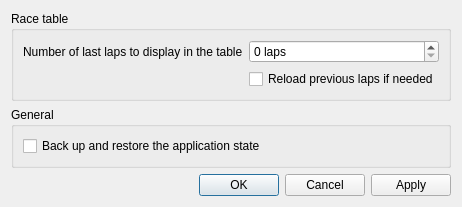
Qt form Dialogs/DialogSettings.ui (xaviermawet/MagneeCuistax2014) before a commit.
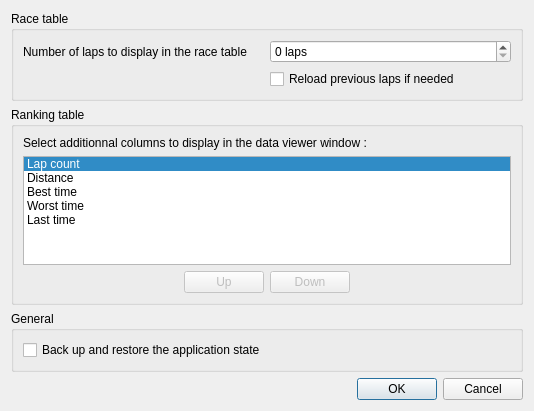
The same form after that commit.

Commit message: Added Ranking options in settings dialog

What changed in the file:
```diff
--- a/Dialogs/DialogSettings.ui
+++ b/Dialogs/DialogSettings.ui
@@ -2,6 +2,14 @@
 <ui version="4.0">
  <class>DialogSettings</class>
  <widget class="QDialog" name="DialogSettings">
+  <property name="geometry">
+   <rect>
+    <x>0</x>
+    <y>0</y>
+    <width>534</width>
+    <height>411</height>
+   </rect>
+  </property>
   <property name="windowTitle">
    <string>Settings</string>
   </property>
@@ -17,7 +25,7 @@
         <item row="0" column="0">
          <widget class="QLabel" name="labelNumberOfLaps">
           <property name="text">
-           <string>Number of last laps to display in the table</string>
+           <string>Number of laps to display in the race table</string>
           </property>
          </widget>
         </item>
@@ -46,6 +54,119 @@
      </layout>
     </widget>
    </item>
+   <item>
+    <widget class="QGroupBox" name="groupBoxRankingTable">
+     <property name="title">
+      <string>Ranking table</string>
+     </property>
+     <layout class="QVBoxLayout" name="verticalLayoutRankingGroup">
+      <item>
+       <widget class="QLabel" name="labelRankingTable">
+        <property name="text">
+         <string>Select additionnal columns to display in the data viewer window :</string>
+        </property>
+       </widget>
+      </item>
+      <item>
+       <widget class="QListWidget" name="listWidgetRankingColumns">
+        <property name="currentRow">
+         <number>0</number>
+        </property>
+        <item>
+         <property name="text">
+          <string>Lap count</string>
+         </property>
+         <property name="checkState">
+          <enum>Unchecked</enum>
+         </property>
+        </item>
+        <item>
+         <property name="text">
+          <string>Distance</string>
+         </property>
+         <property name="checkState">
+          <enum>Unchecked</enum>
+         </property>
+        </item>
+        <item>
+         <property name="text">
+          <string>Best time</string>
+         </property>
+         <property name="checkState">
+          <enum>Unchecked</enum>
+         </property>
+        </item>
+        <item>
+         <property name="text">
+          <string>Worst time</string>
+         </property>
+         <property name="checkState">
+          <enum>Unchecked</enum>
+         </property>
+        </item>
+        <item>
+         <property name="text">
+          <string>Last time</string>
+         </property>
+         <property name="checkState">
+          <enum>Unchecked</enum>
+         </property>
+        </item>
+       </widget>
+      </item>
+      <item>
+       <layout class="QHBoxLayout" name="horizontalLayout">
+        <item>
+         <spacer name="horizontalSpacerLeft">
+          <property name="orientation">
+           <enum>Qt::Horizontal</enum>
+          </property>
+          <property name="sizeHint" stdset="0">
+           <size>
+            <width>40</width>
+            <height>20</height>
+           </size>
+          </property>
+         </spacer>
+        </item>
+        <item>
+         <widget class="QPushButton" name="pushButtonUP">
+          <property name="enabled">
+           <bool>false</bool>
+          </property>
+          <property name="text">
+           <string>Up</string>
+          </property>
+         </widget>
+        </item>
+        <item>
+         <widget class="QPushButton" name="pushButtonDown">
+          <property name="enabled">
+           <bool>false</bool>
+          </property>
+          <property name="text">
+           <string>Down</string>
+          </property>
+         </widget>
+        </item>
+        <item>
+         <spacer name="horizontalSpacerRight">
+          <property name="orientation">
+           <enum>Qt::Horizontal</enum>
+          </property>
+          <property name="sizeHint" stdset="0">
+           <size>
+            <width>40</width>
+            <height>20</height>
+           </size>
+          </property>
+         </spacer>
+        </item>
+       </layout>
+      </item>
+     </layout>
+    </widget>
+   </item>
    <item>
     <widget class="QGroupBox" name="groupBoxGeneral">
      <property name="title">
@@ -68,7 +189,7 @@
       <enum>Qt::Horizontal</enum>
      </property>
      <property name="standardButtons">
-      <set>QDialogButtonBox::Apply|QDialogButtonBox::Cancel|QDialogButtonBox::Ok</set>
+      <set>QDialogButtonBox::Cancel|QDialogButtonBox::Ok</set>
      </property>
     </widget>
    </item>
```
Left out of the diff: 6 changed lines with no effect on the pictures. The commit also changes 2 other files.
